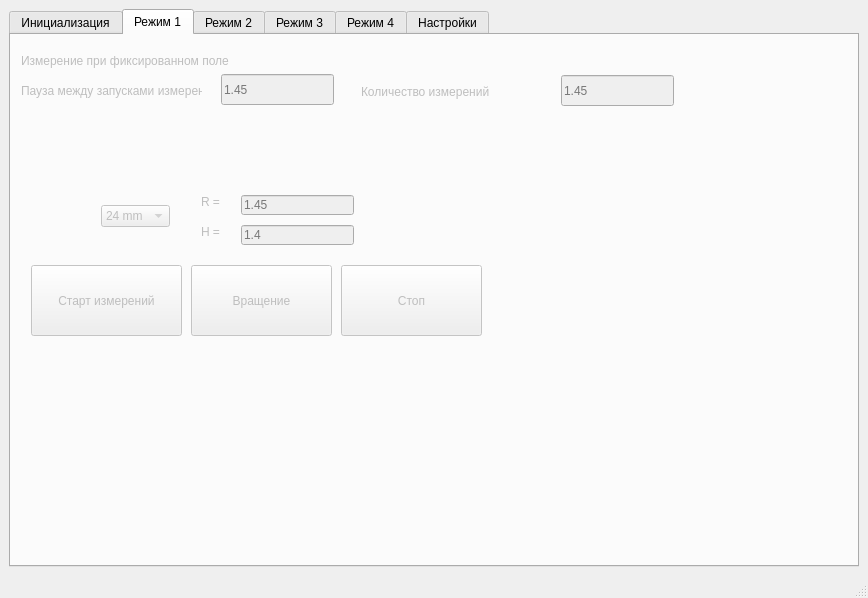
Before: the Qt Designer form harm_ui.ui in BuslaySt/RotatingCoils, drawn with Qt 5.
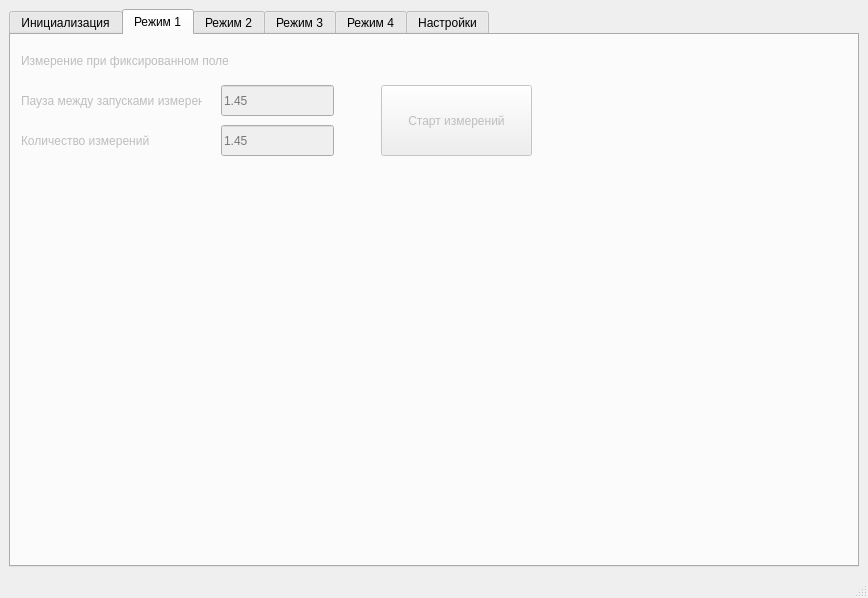
After: the same form once the commit is applied. The open tabs and pages were chosen to show the change.

Diff of the .ui file:
```diff
--- a/harm_ui.ui
+++ b/harm_ui.ui
@@ -247,6 +247,38 @@
          <string>Подключиться</string>
         </property>
        </widget>
+       <widget class="QPushButton" name="pBtn_Rotation">
+        <property name="enabled">
+         <bool>false</bool>
+        </property>
+        <property name="geometry">
+         <rect>
+          <x>100</x>
+          <y>240</y>
+          <width>131</width>
+          <height>41</height>
+         </rect>
+        </property>
+        <property name="text">
+         <string>Старт вращения</string>
+        </property>
+       </widget>
+       <widget class="QPushButton" name="pBtn_Stop">
+        <property name="enabled">
+         <bool>false</bool>
+        </property>
+        <property name="geometry">
+         <rect>
+          <x>240</x>
+          <y>240</y>
+          <width>131</width>
+          <height>41</height>
+         </rect>
+        </property>
+        <property name="text">
+         <string>Стоп вращения</string>
+        </property>
+       </widget>
       </widget>
       <widget class="QWidget" name="tab_mode_1">
        <property name="enabled">
@@ -255,53 +287,7 @@
        <attribute name="title">
         <string>Режим 1</string>
        </attribute>
-       <widget class="QLabel" name="lbl_R">
-        <property name="geometry">
-         <rect>
-          <x>190</x>
-          <y>160</y>
-          <width>47</width>
-          <height>13</height>
-         </rect>
-        </property>
-        <property name="text">
-         <string>R = </string>
-        </property>
-       </widget>
-       <widget class="QPushButton" name="pBtn_Stop">
-        <property name="geometry">
-         <rect>
-          <x>330</x>
-          <y>230</y>
-          <width>141</width>
-          <height>71</height>
-         </rect>
-        </property>
-        <property name="text">
-         <string>Стоп</string>
-        </property>
-       </widget>
-       <widget class="QComboBox" name="cBox_Coil">
-        <property name="geometry">
-         <rect>
-          <x>90</x>
-          <y>170</y>
-          <width>69</width>
-          <height>22</height>
-         </rect>
-        </property>
-        <item>
-         <property name="text">
-          <string>24 mm</string>
-         </property>
-        </item>
-        <item>
-         <property name="text">
-          <string>30 mm</string>
-         </property>
-        </item>
-       </widget>
-       <widget class="QLabel" name="lbl_Coil">
+       <widget class="QLabel" name="lbl_Mode1Name">
         <property name="geometry">
          <rect>
           <x>10</x>
@@ -314,50 +300,11 @@
          <string>Измерение при фиксированном поле </string>
         </property>
        </widget>
-       <widget class="QLabel" name="lbl_H">
+       <widget class="QPushButton" name="pBtn_Start_1">
         <property name="geometry">
          <rect>
-          <x>190</x>
-          <y>190</y>
-          <width>47</width>
-          <height>13</height>
-         </rect>
-        </property>
-        <property name="text">
-         <string>H = </string>
-        </property>
-       </widget>
-       <widget class="QLineEdit" name="lEd_H">
-        <property name="geometry">
-         <rect>
-          <x>230</x>
-          <y>190</y>
-          <width>113</width>
-          <height>20</height>
-         </rect>
-        </property>
-        <property name="placeholderText">
-         <string>1.4</string>
-        </property>
-       </widget>
-       <widget class="QLineEdit" name="lEd_R">
-        <property name="geometry">
-         <rect>
-          <x>230</x>
-          <y>160</y>
-          <width>113</width>
-          <height>20</height>
-         </rect>
-        </property>
-        <property name="placeholderText">
-         <string>1.45</string>
-        </property>
-       </widget>
-       <widget class="QPushButton" name="pBtn_Start">
-        <property name="geometry">
-         <rect>
-          <x>20</x>
-          <y>230</y>
+          <x>370</x>
+          <y>50</y>
           <width>151</width>
           <height>71</height>
          </rect>
@@ -366,24 +313,11 @@
          <string>Старт измерений</string>
         </property>
        </widget>
-       <widget class="QPushButton" name="pBtn_Rotation">
-        <property name="geometry">
-         <rect>
-          <x>180</x>
-          <y>230</y>
-          <width>141</width>
-          <height>71</height>
-         </rect>
-        </property>
-        <property name="text">
-         <string>Вращение</string>
-        </property>
-       </widget>
        <widget class="QLabel" name="lbl_Pause1">
         <property name="geometry">
          <rect>
           <x>10</x>
-          <y>40</y>
+          <y>50</y>
           <width>181</width>
           <height>31</height>
          </rect>
@@ -396,7 +330,7 @@
         <property name="geometry">
          <rect>
           <x>210</x>
-          <y>39</y>
+          <y>50</y>
           <width>113</width>
           <height>31</height>
          </rect>
@@ -408,8 +342,8 @@
        <widget class="QLineEdit" name="lEd_MeasurementsNumber_1">
         <property name="geometry">
          <rect>
-          <x>550</x>
-          <y>40</y>
+          <x>210</x>
+          <y>90</y>
           <width>113</width>
           <height>31</height>
          </rect>
@@ -421,8 +355,8 @@
        <widget class="QLabel" name="lbl_MeasurementsNumber1">
         <property name="geometry">
          <rect>
-          <x>350</x>
-          <y>41</y>
+          <x>10</x>
+          <y>90</y>
           <width>181</width>
           <height>31</height>
          </rect>
```
Left out of the diff: 181 changed lines with no effect on the pictures.
